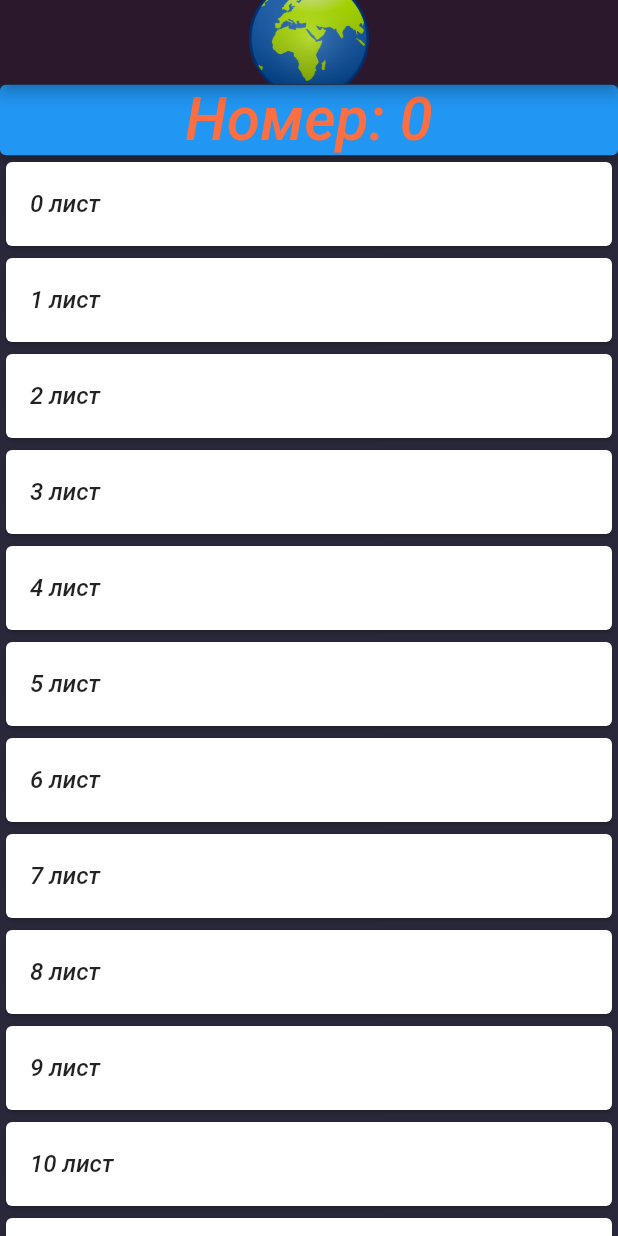
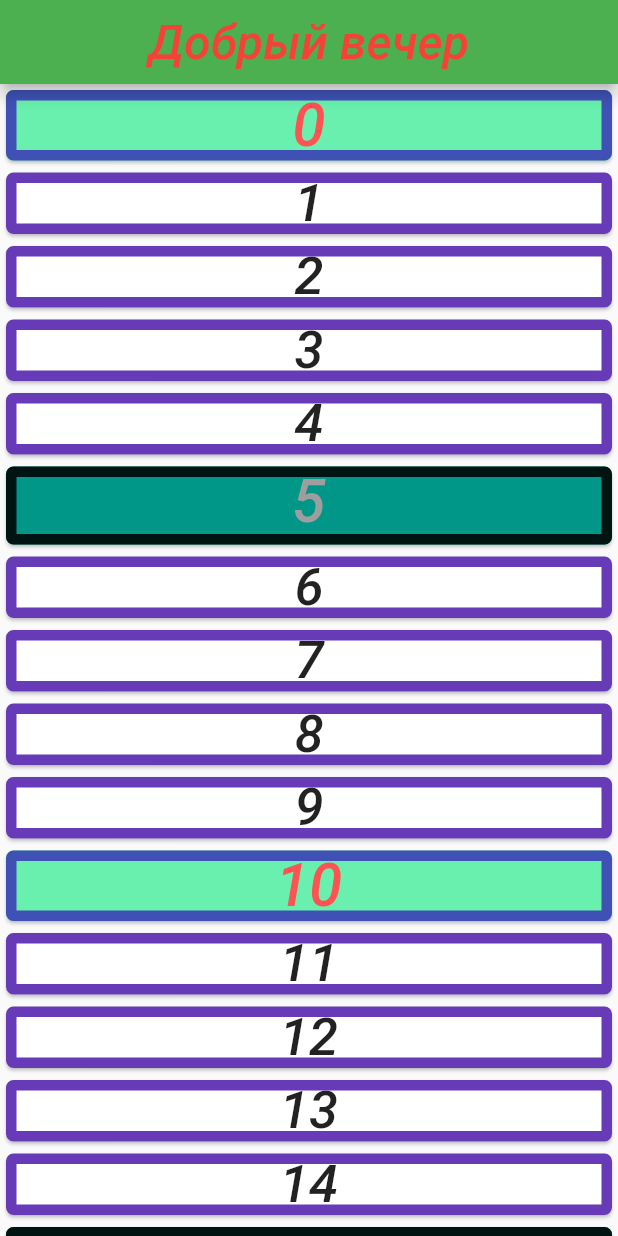
Before and after one commit to MoseevDmitry/LAB, a Flutter app: the screen it shows after launch, on a phone screen of 412 x 824 dp. Run offline on Flutter 3.47's test engine with Material 2 defaults, Android fonts, the phone set to English and light mode, and no system bars; Roboto replaces fonts that are missing (Doom).

Commit message:
Обновление

```diff
--- a/lib/MyBody.dart
+++ b/lib/MyBody.dart
@@ -7,7 +7,7 @@ import 'Star.dart';
 import 'TextR.dart';
 import 'TextL.dart';
 
-class MyBody extends StatelessWidget {
+/*class MyBody extends StatelessWidget {
   @override
   Widget build(BuildContext context) {
     return Row (
@@ -15,4 +15,4 @@ class MyBody extends StatelessWidget {
       children: [Star(), ColorCont(), TextL(), Earth(), TextR(), ColorCont(), Star()],
     );
   }
-}
+}*/
--- a/lib/main.dart
+++ b/lib/main.dart
@@ -1,10 +1,10 @@
 import 'package:flutter/cupertino.dart';
 import 'package:flutter/material.dart';
 
-import 'MyBody.dart';
+//import 'MyBody.dart';
 //import 'MyBody1.dart';
 
-List<String> _items = [];
+
 
 void main() {
   runApp(Myla());
@@ -14,53 +14,110 @@ class Myla extends StatelessWidget {
   @override
   Widget build(BuildContext context) {
     return MaterialApp(
-        title: 'Добрый вечер',
-        theme: ThemeData(
-          appBarTheme: AppBarTheme(
-            color: const Color.fromRGBO(43, 24, 45, 11),),
-          scaffoldBackgroundColor: const Color.fromRGBO(41, 40, 59, 21),
-        ),
-        home: MyHomePage()
-    );
+        debugShowCheckedModeBanner: false,
+        home: Scaffold(
+            appBar: AppBar(
+              centerTitle: true,
+              backgroundColor: Colors.green,
+              title: const Text(
+                "Добрый вечер",
+                style: TextStyle(fontSize: 32, fontFamily: 'Doom', color: Colors.red),
+                textAlign: TextAlign.center,
+              ),
+            ),
+            body: MyBody()));
   }
 }
 
-class MyHomePage extends StatefulWidget {
-  MyHomePage({Key? key}) : super(key: key);
+class MyBody extends StatefulWidget {
   @override
-  _MyHomePageState createState() => _MyHomePageState();
+  State<StatefulWidget> createState() => _MyBodyState();
 }
 
-class _MyHomePageState extends State<MyHomePage> {
-  int buttonValue = 0;
+class _MyBodyState extends State<MyBody> {
+  int value = 0;
+  double fontSize = 22;
 
   @override
   Widget build(BuildContext context) {
-    return Scaffold(
-        appBar: AppBar(
-          centerTitle: true,
-          title:  Image(
-            image: AssetImage('assets/icons/Earth.png'),
-            width: 80,
+    List<ListItem> items = [];
+    for (int i = 0; i < 1000; i++) {
+      ListItem item;
+      if (i % 10 == 0) {
+        item = HeadItem('$i');
+      } else if (i % 5 == 0) {
+        item = ColorItem('$i');
+      } else {
+        item = MessageItem('$i');
+      }
+      items.add(item);
+    }
+    return ListView.builder(itemBuilder: (context, index) {
+      var item = items[index];
+      if (item is MessageItem) {
+        return Card(
+          shape: RoundedRectangleBorder(
+              side: BorderSide( color: Colors.deepPurple, width: 7),
+              borderRadius: BorderRadius.all(Radius.circular(5))
           ),
-        ),
-        body: ListView(
-          children: [
-            ElevatedButton(
-                child: Text("Номер: $buttonValue", style: TextStyle(fontSize: 40, fontFamily: 'Doom', color: Colors.deepOrangeAccent)),
-                onPressed:(){ setState(() {
-                  buttonValue = buttonValue + 1;
-
-                });} ),
-            for ( var i = 0; i < 20; i++)(
-                Card(
-                  child: ListTile(
-                    title: Text("$i лист"),
-                  ),)
-            ),
-          ],
-          shrinkWrap: true,
-        )
-    );
+          child: Text(
+            item.message,
+            style: TextStyle(fontSize: 35, fontFamily: 'Doom', color: Colors.black87),
+            textAlign: TextAlign.center,
+          ),
+        );
+      } else if (item is ColorItem) {
+        return SizedBox(width: 20,
+            height: 60, child:
+            Card(
+              shape: RoundedRectangleBorder(
+                  side: BorderSide( color: Colors.black87, width: 7),
+                  borderRadius: BorderRadius.all(Radius.circular(5))
+              ),
+              child: Text(
+                item.color,
+                style: TextStyle(color: Colors.grey, fontSize: 40),
+                textAlign: TextAlign.center,
+              ),
+              color: Colors.teal,
+            ));
+      } else
+      if (item is HeadItem)
+      {
+        return Card(
+          shape: RoundedRectangleBorder(
+              side: BorderSide( color: Colors.indigo, width: 7),
+              borderRadius: BorderRadius.all(Radius.circular(5))
+          ),
+          child: Text(
+            item.title,
+            style: TextStyle(fontSize: 40, color: Colors.redAccent),
+            textAlign: TextAlign.center,
+          ),
+          color: Colors.greenAccent,
+        );
+      }
+      return SizedBox();
+    });
   }
 }
+
+class ListItem {}
+
+class HeadItem extends ListItem {
+  String title;
+
+  HeadItem(this.title);
+}
+
+class ColorItem extends ListItem {
+  String color;
+
+  ColorItem(this.color);
+}
+
+class MessageItem extends ListItem {
+  String message;
+
+  MessageItem(this.message);
+}
```
